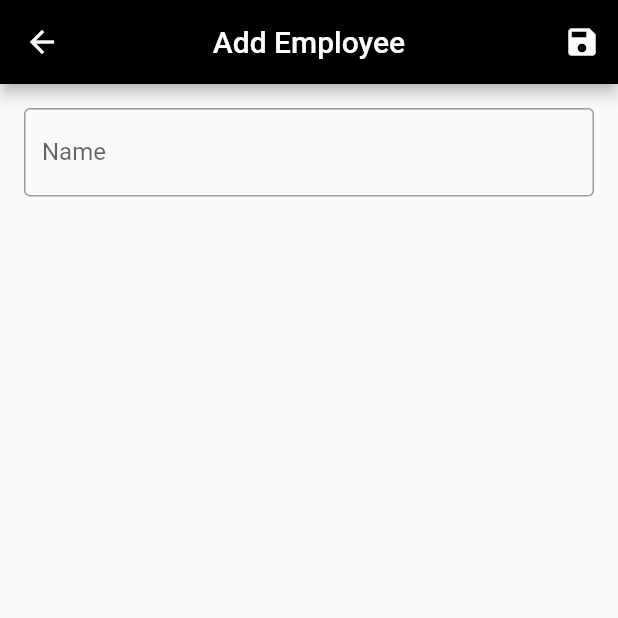
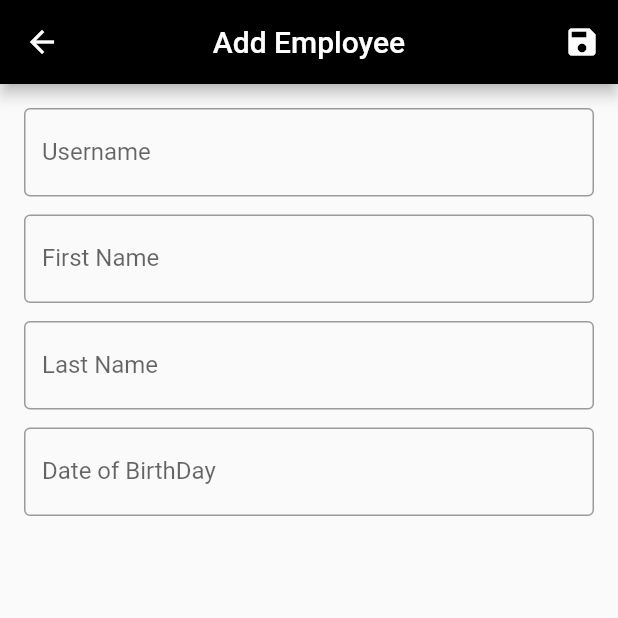
Before and after one commit to handika231/simple_crud_drift, a Flutter app: the AddEmployeePage screen opened by its route, on a phone screen of 412 x 824 dp, the top half of it. Run offline on Flutter 3.47's test engine with Material 2 defaults, Android fonts, the light colour scheme and no system bars.

Commit message:
split widget

```diff
--- a/lib/page/add_employee_page.dart
+++ b/lib/page/add_employee_page.dart
@@ -1,10 +1,18 @@
 import 'package:flutter/material.dart';
+
+import '../widgets/custom_textfield_widget.dart';
 
 class AddEmployeePage extends StatelessWidget {
   static const String routeName = '/addEmployee';
   AddEmployeePage({super.key});
 
   final _formKey = GlobalKey<FormState>();
+  final _nameController = TextEditingController();
+  final _firstNameController = TextEditingController();
+
+  final _lastNameController = TextEditingController();
+
+  final _dateOfBirthDayController = TextEditingController();
 
   @override
   Widget build(BuildContext context) {
@@ -24,20 +32,35 @@ class AddEmployeePage extends StatelessWidget {
         padding: const EdgeInsets.all(16),
         child: Form(
           key: _formKey,
-          child: Column(
+          child: ListView(
             children: [
-              TextFormField(
-                keyboardType: TextInputType.name,
-                validator: (value) {
-                  if (value!.isEmpty) {
-                    return 'Please enter some text';
-                  }
-                  return null;
-                },
-                decoration: const InputDecoration(
-                  labelText: 'Name',
-                  border: OutlineInputBorder(),
-                ),
+              CustomTextField(
+                controller: _nameController,
+                name: 'Username',
+              ),
+              const SizedBox(
+                height: 12,
+              ),
+              CustomTextField(
+                controller: _firstNameController,
+                name: 'First Name',
+              ),
+              const SizedBox(
+                height: 12,
+              ),
+              CustomTextField(
+                controller: _lastNameController,
+                name: 'Last Name',
+              ),
+              const SizedBox(
+                height: 12,
+              ),
+              CustomTextField(
+                controller: _dateOfBirthDayController,
+                name: 'Date of BirthDay',
+              ),
+              const SizedBox(
+                height: 50,
               ),
             ],
           ),
--- a/lib/page/home_page.dart
+++ b/lib/page/home_page.dart
@@ -1,4 +1,5 @@
 import 'package:flutter/material.dart';
+import 'package:simple_drift/page/add_employee_page.dart';
 
 class HomePage extends StatelessWidget {
   static const String routeName = '/home';
@@ -7,6 +8,12 @@ class HomePage extends StatelessWidget {
   @override
   Widget build(BuildContext context) {
     return Scaffold(
+      floatingActionButton: FloatingActionButton(
+        onPressed: () {
+          Navigator.pushNamed(context, AddEmployeePage.routeName);
+        },
+        child: const Icon(Icons.add),
+      ),
       appBar: AppBar(
         automaticallyImplyLeading: false,
         backgroundColor: Colors.black,
@@ -21,12 +28,6 @@ class HomePage extends StatelessWidget {
               'Home Page',
               style: Theme.of(context).textTheme.headline4,
             ),
-            ElevatedButton(
-              onPressed: () {
-                Navigator.pushNamed(context, '/addEmployee');
-              },
-              child: const Text('Add Employee'),
-            ),
           ],
         ),
       ),
--- /dev/null
+++ b/lib/widgets/custom_textfield_widget.dart
@@ -0,0 +1,31 @@
+import 'package:flutter/material.dart';
+
+class CustomTextField extends StatelessWidget {
+  const CustomTextField({
+    Key? key,
+    required this.name,
+    required TextEditingController controller,
+  })  : _controller = controller,
+        super(key: key);
+
+  final TextEditingController _controller;
+  final String name;
+
+  @override
+  Widget build(BuildContext context) {
+    return TextFormField(
+      controller: _controller,
+      keyboardType: TextInputType.name,
+      validator: (value) {
+        if (value!.isEmpty) {
+          return 'Please enter some text';
+        }
+        return null;
+      },
+      decoration: InputDecoration(
+        labelText: name,
+        border: const OutlineInputBorder(),
+      ),
+    );
+  }
+}
```
